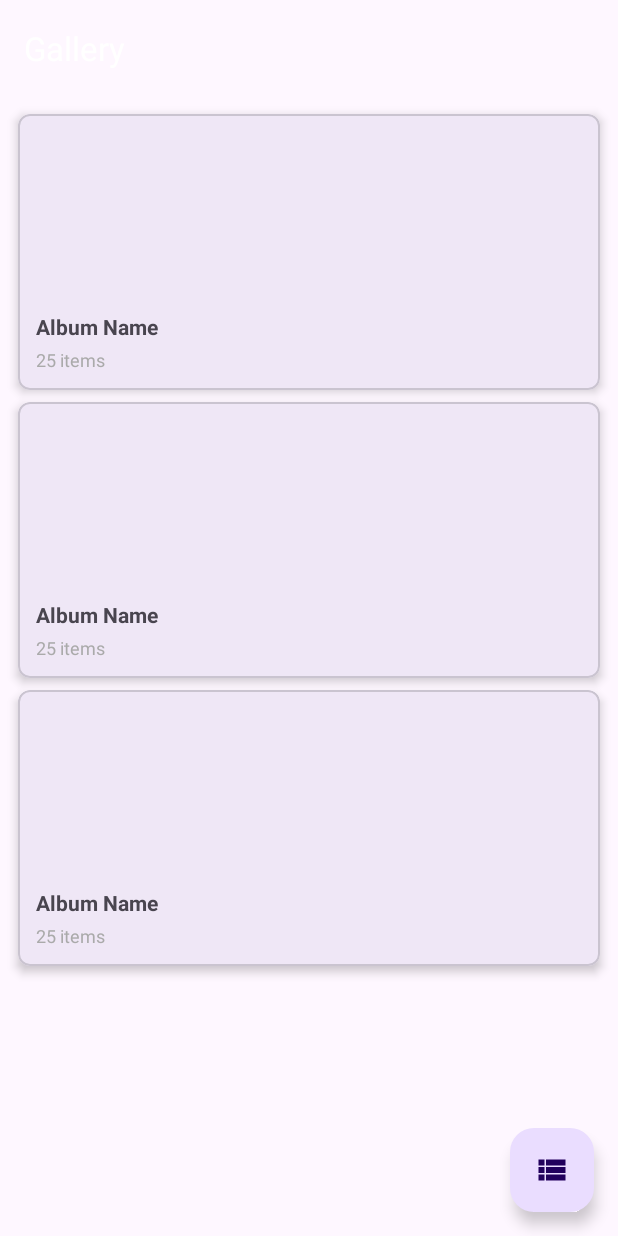
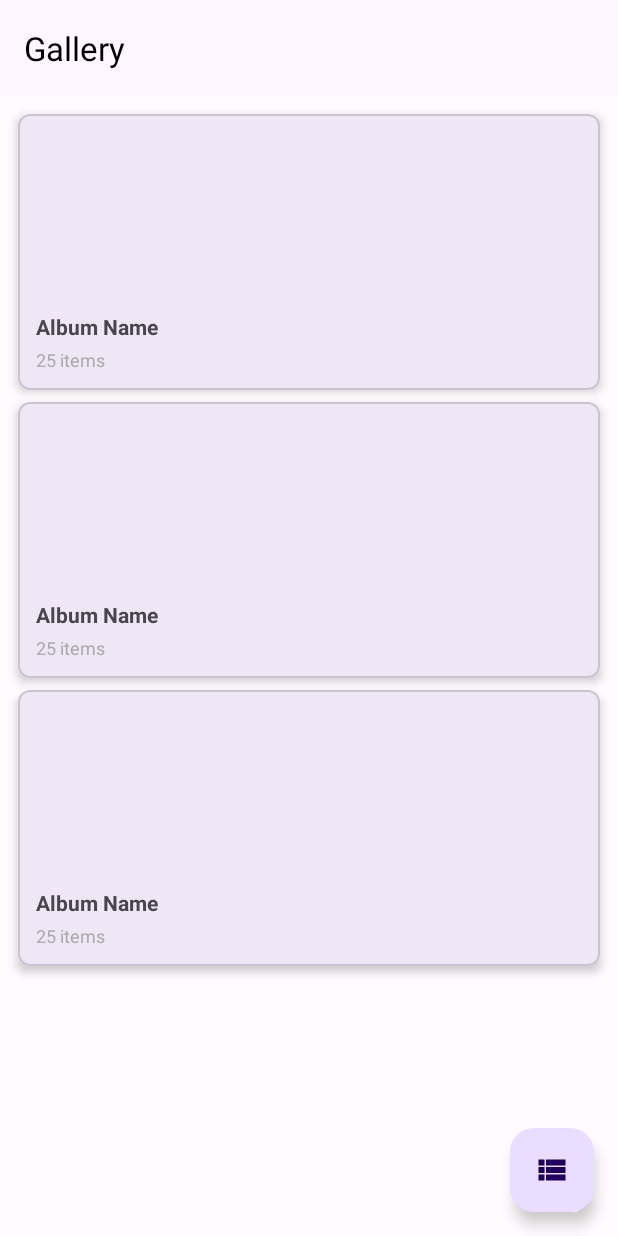
Before and after one commit to SurajBahadur/GalleryApp, an Android app: the layout activity_albums.xml on its own in the app's theme, with its tools: preview values and no code run, on a phone screen of 412 x 824 dp. Run offline under Robolectric (Android 15) with nearby library versions, the phone set to English and light mode, and no system bars.

Commit message:
feat(theme): update light and dark theme colors

```diff
--- a/app/src/main/java/com/suraj/gallery/presentation/ui/detail/AlbumDetailViewModel.kt
+++ b/app/src/main/java/com/suraj/gallery/presentation/ui/detail/AlbumDetailViewModel.kt
@@ -1,5 +1,6 @@
 package com.suraj.gallery.presentation.ui.detail
 
+import android.util.Log
 import androidx.lifecycle.SavedStateHandle
 import androidx.lifecycle.ViewModel
 import androidx.lifecycle.viewModelScope
--- a/app/src/main/res/layout/activity_album_detail.xml
+++ b/app/src/main/res/layout/activity_album_detail.xml
@@ -14,7 +14,8 @@
             android:layout_width="match_parent"
             android:layout_height="?attr/actionBarSize"
             app:navigationIcon="@drawable/ic_arrow_back"
-            app:titleTextColor="@android:color/white" />
+            app:navigationIconTint="@color/toolbar_back_arrow"
+            app:titleTextColor="@color/toolbar_title" />
 
     </com.google.android.material.appbar.AppBarLayout>
 
--- a/app/src/main/res/layout/activity_albums.xml
+++ b/app/src/main/res/layout/activity_albums.xml
@@ -14,7 +14,7 @@
             android:layout_width="match_parent"
             android:layout_height="?attr/actionBarSize"
             app:title="Gallery"
-            app:titleTextColor="@android:color/white" />
+            app:titleTextColor="@color/toolbar_title" />
 
     </com.google.android.material.appbar.AppBarLayout>
 
--- /dev/null
+++ b/app/src/main/res/values-night/colors.xml
@@ -0,0 +1,20 @@
+<?xml version="1.0" encoding="utf-8"?>
+<resources>
+    <color name="md_theme_primary">#D0BCFF</color>
+    <color name="md_theme_onPrimary">#381E72</color>
+
+    <color name="md_theme_background">#1C1B1F</color>
+    <color name="md_theme_onBackground">#E6E1E5</color>
+
+    <color name="md_theme_surface">#1C1B1F</color>
+    <color name="md_theme_onSurface">#E6E1E5</color>
+
+    <color name="md_theme_status_bar">#1C1B1F</color>
+
+    <color name="md_theme_secondary">#CCC2DC</color>
+    <color name="md_theme_onSecondary">#332D41</color>
+
+    <color name="md_theme_outline">#938F99</color>
+    <color name="toolbar_title">#ffffff</color>
+    <color name="toolbar_back_arrow">#FFFFFFFF</color>
+</resources>
--- a/app/src/main/res/values-night/themes.xml
+++ b/app/src/main/res/values-night/themes.xml
@@ -1,7 +1,15 @@
 <resources xmlns:tools="http://schemas.android.com/tools">
     <!-- Base application theme. -->
     <style name="Base.Theme.Gallery" parent="Theme.Material3.DayNight.NoActionBar">
-        <!-- Customize your dark theme here. -->
-        <!-- <item name="colorPrimary">@color/my_dark_primary</item> -->
+        <!-- Dark theme colors -->
+        <item name="colorPrimary">@color/md_theme_primary</item>
+        <item name="colorOnPrimary">@color/md_theme_onPrimary</item>
+        <item name="android:statusBarColor">@color/md_theme_status_bar</item>
+        <item name="android:navigationBarColor">@color/md_theme_background</item>
+        <item name="android:windowBackground">@color/md_theme_background</item>
+    </style>
+    <style name="Theme.Gallery" parent="Base.Theme.Gallery">
+        <item name="android:windowOptOutEdgeToEdgeEnforcement"
+            tools:ignore="NewApi">true</item>
     </style>
 </resources>
--- a/app/src/main/res/values/colors.xml
+++ b/app/src/main/res/values/colors.xml
@@ -2,4 +2,27 @@
 <resources>
     <color name="black">#FF000000</color>
     <color name="white">#FFFFFFFF</color>
+
+    <!-- Primary brand color -->
+    <color name="md_theme_primary">#6750A4</color>           <!-- Indigo -->
+    <color name="md_theme_onPrimary">#FFFFFF</color>
+
+    <!-- Surface colors -->
+    <color name="md_theme_background">#FFFBFE</color>        <!-- Almost white -->
+    <color name="md_theme_onBackground">#1C1B1F</color>      <!-- Dark text on light -->
+
+    <color name="md_theme_surface">#FFFBFE</color>
+    <color name="md_theme_onSurface">#1C1B1F</color>
+
+    <!-- App bar/status bar -->
+    <color name="md_theme_status_bar">#E6E0F8</color>        <!-- Slight tint of primary -->
+
+    <!-- Optional: outline and secondary colors -->
+    <color name="md_theme_secondary">#625B71</color>
+    <color name="md_theme_onSecondary">#FFFFFF</color>
+
+    <color name="md_theme_outline">#79747E</color>
+
+    <color name="toolbar_title">#FF000000</color>
+    <color name="toolbar_back_arrow">#FF000000</color>
 </resources>
--- a/app/src/main/res/values/themes.xml
+++ b/app/src/main/res/values/themes.xml
@@ -2,8 +2,18 @@
     <!-- Base application theme. -->
     <style name="Base.Theme.Gallery" parent="Theme.Material3.DayNight.NoActionBar">
         <!-- Customize your light theme here. -->
-        <!-- <item name="colorPrimary">@color/my_light_primary</item> -->
+        <!-- Light theme colors -->
+        <item name="colorPrimary">@color/md_theme_primary</item>
+        <item name="colorOnPrimary">@color/md_theme_onPrimary</item>
+        <item name="android:statusBarColor">@color/md_theme_status_bar</item>
+        <item name="android:navigationBarColor">@color/md_theme_background</item>
+        <item name="android:windowBackground">@color/md_theme_background</item>
     </style>
 
-    <style name="Theme.Gallery" parent="Base.Theme.Gallery" />
+    <style name="Theme.Gallery" parent="Base.Theme.Gallery">
+        <!-- Opt out edge-to-edge behavior -->
+        <item name="android:windowOptOutEdgeToEdgeEnforcement"
+            tools:ignore="NewApi">true</item>
+    </style>
+
 </resources>
```
